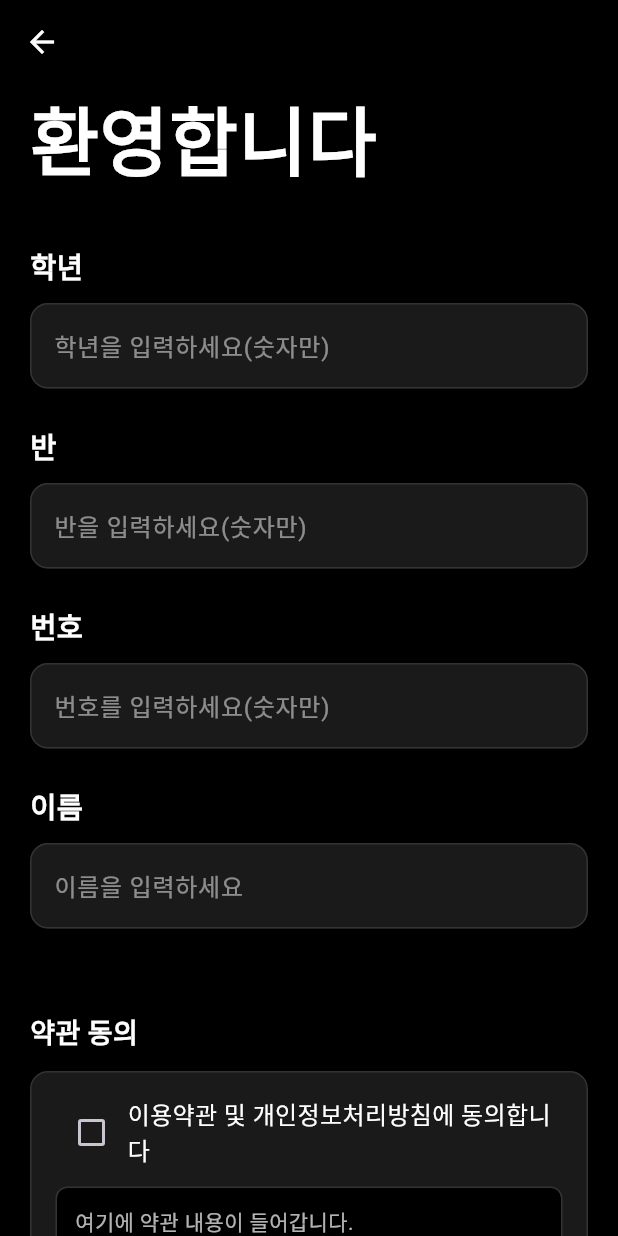
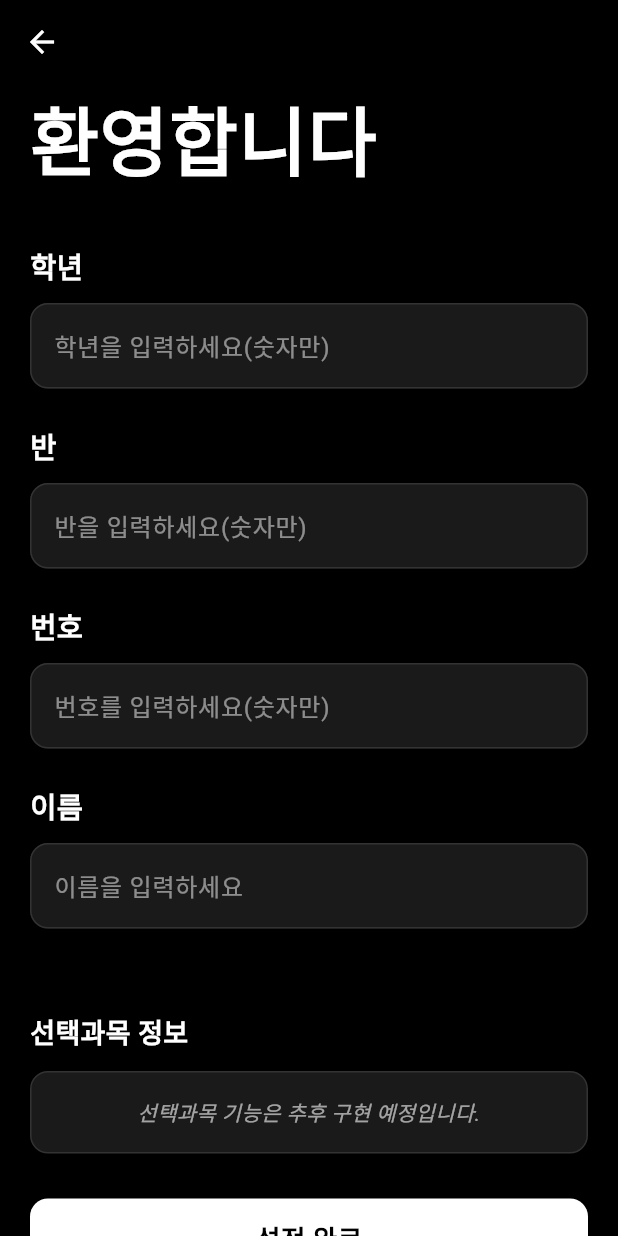
Before and after one commit to Gochon-Gothic/gochonHc_app, a Flutter app: the InitialSetupScreen screen opened directly with empty values, on a phone screen of 412 x 824 dp. Run offline on Flutter 3.47's test engine with Material 3 defaults, Android fonts, the phone set to English and light mode, and no system bars; our stand-ins replace cloud_firestore, dio, firebase_auth, firebase_core, flutter_svg, google_sign_in and 1 more; missing offline and left inert: gsheets, liquid_glass_renderer; accounts and stored records are empty; network calls fail; Roboto replaces fonts that are missing (SFPro); key blocks and very long unbroken strings in the code were emptied for the run.

Commit message:
버그 수정

```diff
--- a/lib/main.dart
+++ b/lib/main.dart
@@ -11,7 +11,6 @@
 import 'dart:convert';
 import 'package:intl/intl.dart';
 import 'screens/schedule_screen.dart';
-import 'package:shared_preferences/shared_preferences.dart';
 import 'models/user_info.dart';
 import 'package:provider/provider.dart';
 import 'theme_provider.dart';
--- a/lib/screens/initial_setup_screen.dart
+++ b/lib/screens/initial_setup_screen.dart
@@ -2,10 +2,8 @@
 
 import '../models/user_info.dart';
 import '../services/user_service.dart';
-import '../services/auth_service.dart';
 // import '../services/gsheet_service.dart'; Firebase 대체(25.09.20)
 import '../theme_colors.dart';
-import 'package:shared_preferences/shared_preferences.dart';
 
 class InitialSetupScreen extends StatefulWidget {
   final String userEmail;
@@ -24,7 +22,6 @@
   final _gradeController = TextEditingController();
   final _classController = TextEditingController();
   final _studentNumberController = TextEditingController();
-  bool _agreedToTerms = false;
   bool _isLoading = false;
 
   @override
@@ -38,12 +35,6 @@
 
   Future<void> _completeSetup() async {
     if (!_formKey.currentState!.validate()) return;
-    if (!_agreedToTerms) {
-      ScaffoldMessenger.of(
-        context,
-      ).showSnackBar(const SnackBar(content: Text('약관에 동의해주세요.')));
-      return;
-    }
 
     setState(() {
       _isLoading = true;
@@ -306,7 +297,7 @@
                     if (studentNum == null ||
                         studentNum < 1 ||
                         studentNum > 40) {
-                      return '번호는 1부터 40까지의 숫자여야 합니다';
+                      return '번호는 1부터 45까지의 숫자여야 합니다';
                     }
                     return null;
                   },
@@ -371,92 +362,12 @@
                   },
                 ),
                 const SizedBox(height: 8),
-                // 경고 메시지
                 Text(
                   '*부적절한 이름을 사용할 경우, 제제가 부과될 수 있습니다*',
                   style: TextStyle(
                     color: AppColors.primary.withValues(alpha: 0.7),
-
                     fontSize: 12,
                     fontStyle: FontStyle.italic,
-                  ),
-                ),
-                const SizedBox(height: 30),
-
-                // 약관 동의
-                Text(
-                  '약관 동의',
-                  style: TextStyle(
-                    color: textColor,
-
-                    fontSize: 18,
-                    fontWeight: FontWeight.w600,
-                  ),
-                ),
-                const SizedBox(height: 12),
-                Container(
-                  padding: const EdgeInsets.all(16),
-                  decoration: BoxDecoration(
-                    color: cardColor,
-                    borderRadius: BorderRadius.circular(12),
-                    border: Border.all(
-                      color:
-                          isDark ? AppColors.darkBorder : AppColors.lightBorder,
-                    ),
-                  ),
-                  child: Column(
-                    crossAxisAlignment: CrossAxisAlignment.start,
-                    children: [
-                      Row(
-                        children: [
-                          Checkbox(
-                            value: _agreedToTerms,
-                            onChanged: (value) {
-                              setState(() {
-                                _agreedToTerms = value ?? false;
-                              });
-                            },
-                            activeColor: AppColors.primary,
-                          ),
-                          Expanded(
-                            child: Text(
-                              '이용약관 및 개인정보처리방침에 동의합니다',
-                              style: TextStyle(
-                                color: textColor,
-
-                                fontSize: 16,
-                                fontWeight: FontWeight.w500,
-                              ),
-                            ),
-                          ),
-                        ],
-                      ),
-                      const SizedBox(height: 12),
-                      Container(
-                        width: double.infinity,
-                        height: 100,
-                        padding: const EdgeInsets.all(12),
-                        decoration: BoxDecoration(
-                          color: bgColor,
-                          borderRadius: BorderRadius.circular(8),
-                          border: Border.all(
-                            color:
-                                isDark
-                                    ? AppColors.darkBorder
-                                    : AppColors.lightBorder,
-                          ),
-                        ),
-                        child: Text(
-                          '여기에 약관 내용이 들어갑니다.\n사용자가 직접 채울 예정입니다.',
-                          style: TextStyle(
-                            color: textColor.withValues(alpha: 0.7),
-
-                            fontSize: 14,
-                            height: 1.4,
-                          ),
-                        ),
-                      ),
-                    ],
                   ),
                 ),
                 const SizedBox(height: 30),
@@ -504,8 +415,8 @@
                   child: ElevatedButton(
                     onPressed: _isLoading ? null : _completeSetup,
                     style: ElevatedButton.styleFrom(
-                      backgroundColor: AppColors.primary,
-                      foregroundColor: Colors.white,
+                      backgroundColor: isDark ? AppColors.lightBackground : AppColors.primary,
+                      foregroundColor: AppColors.primary,
                       shape: RoundedRectangleBorder(
                         borderRadius: BorderRadius.circular(12),
                       ),
--- a/lib/screens/my_screen.dart
+++ b/lib/screens/my_screen.dart
@@ -1,6 +1,4 @@
 import 'package:flutter/material.dart';
-
-import 'package:shared_preferences/shared_preferences.dart';
 import 'package:provider/provider.dart';
 import '../theme_provider.dart';
 import '../theme_colors.dart';
--- a/lib/start.dart
+++ b/lib/start.dart
@@ -13,7 +13,6 @@
 import 'utils/preference_manager.dart';
 
 void main() async {
-  //Firebase 초기 세팅.(async 비동기 요구)
   WidgetsFlutterBinding.ensureInitialized();
   await Firebase.initializeApp(options: DefaultFirebaseOptions.currentPlatform);
 
@@ -108,8 +107,6 @@
     );
   }
 }
-
-// 앱 시작 시 로그인 상태를 확인하고 적절한 화면으로 보내주는 위젯
 class AuthWrapper extends StatelessWidget {
   const AuthWrapper({super.key});
 
@@ -128,7 +125,6 @@
         // 로그인된 사용자가 있는지 확인
         if (snapshot.hasData) {
           final user = snapshot.data!;
-          // 로그인 됨 -> Firestore에 정보가 있는지 확인
           return FutureBuilder<bool>(
             future: UserService.instance.doesUserExist(user.uid),
             builder: (context, userSnapshot) {
@@ -139,7 +135,6 @@
               }
 
               if (userSnapshot.hasData && userSnapshot.data!) {
-                // 정보 있음 -> 메인 화면
                 return const MainScreen();
               } else {
                 // 정보 없음 -> 초기 설정 화면
@@ -151,7 +146,6 @@
             },
           );
         } else {
-          // 로그인 안 됨 -> 로그인 화면
           return const LoginScreen();
         }
       },
```
